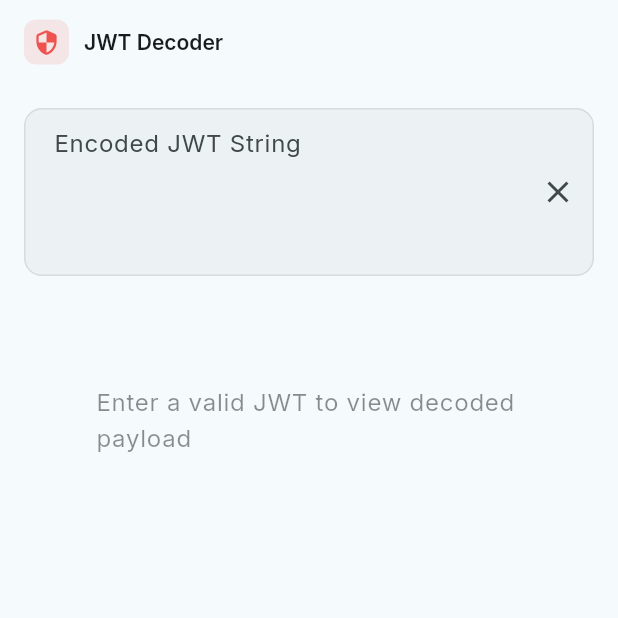
After one commit to ishaan-jindal/DevUtils-Flutter, a Flutter app: the JwtDecoderPage screen opened by its route, on a phone screen of 412 x 824 dp, the top half of it. The commit adds this screen. Run offline on Flutter 3.47's test engine with Material 3 defaults, Android fonts, the phone set to English and light mode, and no system bars; drawn by our look-alikes of dynamic_color; our stand-ins replace equatable, flutter_bloc, get_it, go_router, google_fonts, injectable and 1 more; accounts and stored records are empty.

Commit message:
feat: jwt decoder

```diff
--- a/lib/core/constants/tools_registry.dart
+++ b/lib/core/constants/tools_registry.dart
@@ -36,7 +36,7 @@ class ToolsRegistry {
       accentColor: AppColors.jwtDecoder,
       routePath: '/jwt-decoder',
       category: ToolCategory.encoders,
-      isComingSoon: true,
+      isNew: true,
     ),
     ToolModel(
       id: 'regex_tester',
--- a/lib/core/router/app_router.dart
+++ b/lib/core/router/app_router.dart
@@ -4,6 +4,7 @@ import 'package:go_router/go_router.dart';
 import '../../features/home/pages/home_page.dart';
 import '../../features/json_formatter/pages/json_formatter_page.dart';
 import '../../features/timestamp_converter/pages/timestamp_converter_page.dart';
+import '../../features/jwt_decoder/pages/jwt_decoder_page.dart';
 
 /// App-wide router configuration
 class AppRouter {
@@ -31,8 +32,12 @@ class AppRouter {
         name: 'timestamp_converter',
         builder: (context, state) => const TimestampConverterPage(),
       ),
+      GoRoute(
+        path: '/jwt-decoder',
+        name: 'jwt-decoder',
+        builder: (context, state) => const JwtDecoderPage(),
+      ),
       // ── Future tool routes ──
-      // GoRoute(path: '/jwt-decoder', ...),
       // GoRoute(path: '/regex-tester', ...),
       // GoRoute(path: '/base64-tools', ...),
       // GoRoute(path: '/url-encoder', ...),
--- a/lib/core/theme/app_theme.dart
+++ b/lib/core/theme/app_theme.dart
@@ -1,3 +1,4 @@
+import 'package:flutter/cupertino.dart';
 import 'package:flutter/material.dart';
 import 'package:google_fonts/google_fonts.dart';
 
--- /dev/null
+++ b/lib/features/jwt_decoder/bloc/jwt_decoder_event.dart
@@ -0,0 +1,20 @@
+part of 'jwt_decoder_bloc.dart';
+
+abstract class JwtDecoderEvent extends Equatable {
+  const JwtDecoderEvent();
+
+  @override
+  List<Object?> get props => [];
+}
+
+class JwtInputChanged extends JwtDecoderEvent {
+  const JwtInputChanged(this.input);
+  final String input;
+
+  @override
+  List<Object?> get props => [input];
+}
+
+class JwtClearRequested extends JwtDecoderEvent {
+  const JwtClearRequested();
+}
--- /dev/null
+++ b/lib/features/jwt_decoder/bloc/jwt_decoder_state.dart
@@ -0,0 +1,48 @@
+part of 'jwt_decoder_bloc.dart';
+
+class JwtDecoderState extends Equatable {
+  const JwtDecoderState({
+    this.input = '',
+    this.headerFormatted,
+    this.payloadFormatted,
+    this.isFormatValid = false,
+    this.error,
+  });
+
+  final String input;
+  final String? headerFormatted;
+  final String? payloadFormatted;
+  final bool isFormatValid;
+  final String? error;
+
+  JwtDecoderState copyWith({
+    String? input,
+    String? headerFormatted,
+    String? payloadFormatted,
+    bool? isFormatValid,
+    String? error,
+    bool clearOutputs = false,
+    bool clearError = false,
+  }) {
+    return JwtDecoderState(
+      input: input ?? this.input,
+      headerFormatted: clearOutputs
+          ? null
+          : (headerFormatted ?? this.headerFormatted),
+      payloadFormatted: clearOutputs
+          ? null
+          : (payloadFormatted ?? this.payloadFormatted),
+      isFormatValid: isFormatValid ?? this.isFormatValid,
+      error: clearError ? null : (error ?? this.error),
+    );
+  }
+
+  @override
+  List<Object?> get props => [
+    input,
+    headerFormatted,
+    payloadFormatted,
+    isFormatValid,
+    error,
+  ];
+}
--- /dev/null
+++ b/lib/features/jwt_decoder/pages/jwt_decoder_page.dart
@@ -0,0 +1,105 @@
+import 'package:flutter/material.dart';
+import 'package:flutter_bloc/flutter_bloc.dart';
+
+import '../../../core/constants/app_constants.dart';
+import '../../../core/theme/app_colors.dart';
+import '../../../di/injection.dart';
+import '../bloc/jwt_decoder_bloc.dart';
+import '../widgets/jwt_input_area.dart';
+import '../widgets/jwt_output_card.dart';
+
+class JwtDecoderPage extends StatefulWidget {
+  const JwtDecoderPage({super.key});
+
+  @override
+  State<JwtDecoderPage> createState() => _JwtDecoderPageState();
+}
+
+class _JwtDecoderPageState extends State<JwtDecoderPage> {
+  final _inputController = TextEditingController();
+
+  @override
+  void dispose() {
+    _inputController.dispose();
+    super.dispose();
+  }
+
+  @override
+  Widget build(BuildContext context) {
+    return BlocProvider(
+      create: (_) => getIt<JwtDecoderBloc>(),
+      child: Scaffold(
+        appBar: AppBar(
+          title: Row(
+            mainAxisSize: MainAxisSize.min,
+            children: [
+              Container(
+                padding: const EdgeInsets.all(6),
+                decoration: BoxDecoration(
+                  color: AppColors.jwtDecoder.withValues(alpha: 0.12),
+                  borderRadius: BorderRadius.circular(8),
+                ),
+                child: const Icon(
+                  Icons.security_rounded,
+                  size: 18,
+                  color: AppColors.jwtDecoder,
+                ),
+              ),
+              const SizedBox(width: 10),
+              const Text('JWT Decoder'),
+            ],
+          ),
+        ),
+        body: SingleChildScrollView(
+          padding: const EdgeInsets.all(AppConstants.spacingMd),
+          child: Column(
+            crossAxisAlignment: CrossAxisAlignment.start,
+            children: [
+              JwtInputArea(controller: _inputController),
+
+              const SizedBox(height: AppConstants.spacingLg),
+
+              BlocBuilder<JwtDecoderBloc, JwtDecoderState>(
+                builder: (context, state) {
+                  if (state.headerFormatted == null ||
+                      state.payloadFormatted == null) {
+                    return Center(
+                      child: Padding(
+                        padding: const EdgeInsets.all(AppConstants.spacingXxl),
+                        child: Text(
+                          'Enter a valid JWT to view decoded payload',
+                          style: Theme.of(context).textTheme.bodyLarge
+                              ?.copyWith(
+                                color: Theme.of(
+                                  context,
+                                ).colorScheme.onSurface.withValues(alpha: 0.5),
+                              ),
+                        ),
+                      ),
+                    );
+                  }
+
+                  return Column(
+                    children: [
+                      JwtOutputCard(
+                        title: 'HEADER (Algorithm & Token Type)',
+                        content: state.headerFormatted!,
+                        headerColor: Colors.redAccent,
+                      ),
+                      const SizedBox(height: AppConstants.spacingMd),
+                      JwtOutputCard(
+                        title: 'PAYLOAD (Data)',
+                        content: state.payloadFormatted!,
+                        headerColor: Colors.purpleAccent,
+                      ),
+                    ],
+                  );
+                },
+              ),
+            ],
+          ),
+        ),
+      ),
+    );
+  }
+}
--- /dev/null
+++ b/lib/features/jwt_decoder/services/jwt_decoder_service.dart
@@ -0,0 +1,23 @@
+import 'dart:convert';
+import 'package:injectable/injectable.dart';
+
+@lazySingleton
+class JwtDecoderService {
+  /// Decodes a Base64Url encoded JWT part (Header or Payload) into a Map
+  Map<String, dynamic>? decodePart(String part) {
+    try {
+      // base64Url.normalize adds the required '=' padding if it's missing
+      final String normalized = base64Url.normalize(part);
+      final String decodedString = utf8.decode(base64Url.decode(normalized));
+      return jsonDecode(decodedString) as Map<String, dynamic>;
+    } catch (e) {
+      return null;
+    }
+  }
+
+  /// Formats a JSON map into a pretty-printed string
+  String formatJson(Map<String, dynamic> jsonMap) {
+    const encoder = JsonEncoder.withIndent('  ');
+    return encoder.convert(jsonMap);
+  }
+}
--- /dev/null
+++ b/lib/features/jwt_decoder/widgets/jwt_input_area.dart
@@ -0,0 +1,39 @@
+import 'package:flutter/material.dart';
+import 'package:flutter_bloc/flutter_bloc.dart';
+import '../bloc/jwt_decoder_bloc.dart';
+
+class JwtInputArea extends StatelessWidget {
+  final TextEditingController controller;
+
+  const JwtInputArea({super.key, required this.controller});
+
+  @override
+  Widget build(BuildContext context) {
+    return BlocBuilder<JwtDecoderBloc, JwtDecoderState>(
+      builder: (context, state) {
+        return TextField(
+          controller: controller,
+          maxLines: 8,
+          minLines: 4,
+          style: const TextStyle(fontFamily: 'monospace', fontSize: 14),
+          decoration: InputDecoration(
+            labelText: 'Encoded JWT String',
+            hintText: 'Paste your JWT here (ey...).',
+            errorText: state.error,
+            alignLabelWithHint: true,
+            suffixIcon: IconButton(
+              icon: const Icon(Icons.clear),
+              onPressed: () {
+                controller.clear();
+                context.read<JwtDecoderBloc>().add(const JwtClearRequested());
+              },
+            ),
+          ),
+          onChanged: (val) {
+            context.read<JwtDecoderBloc>().add(JwtInputChanged(val));
+          },
+        );
+      },
+    );
+  }
+}
```
Also changed, not shown: lib/features/jwt_decoder/bloc/jwt_decoder_bloc.dart (added, +79 -0 lines), lib/features/jwt_decoder/widgets/jwt_output_card.dart (added, +70 -0 lines), lib/di/injection.config.dart.
